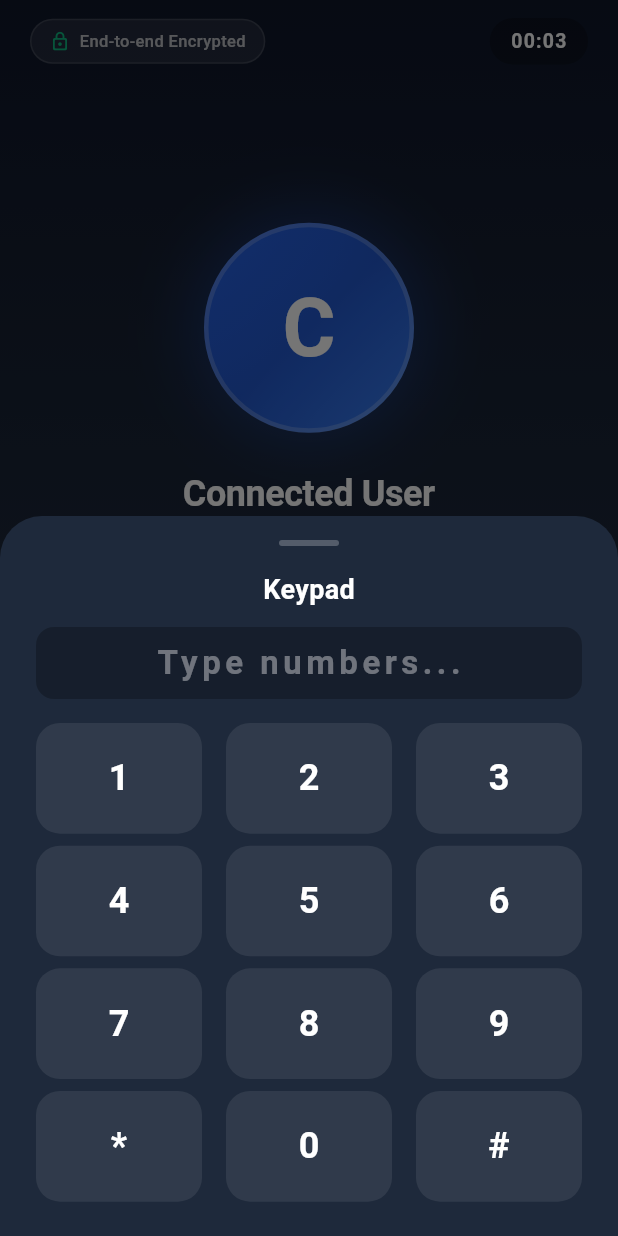
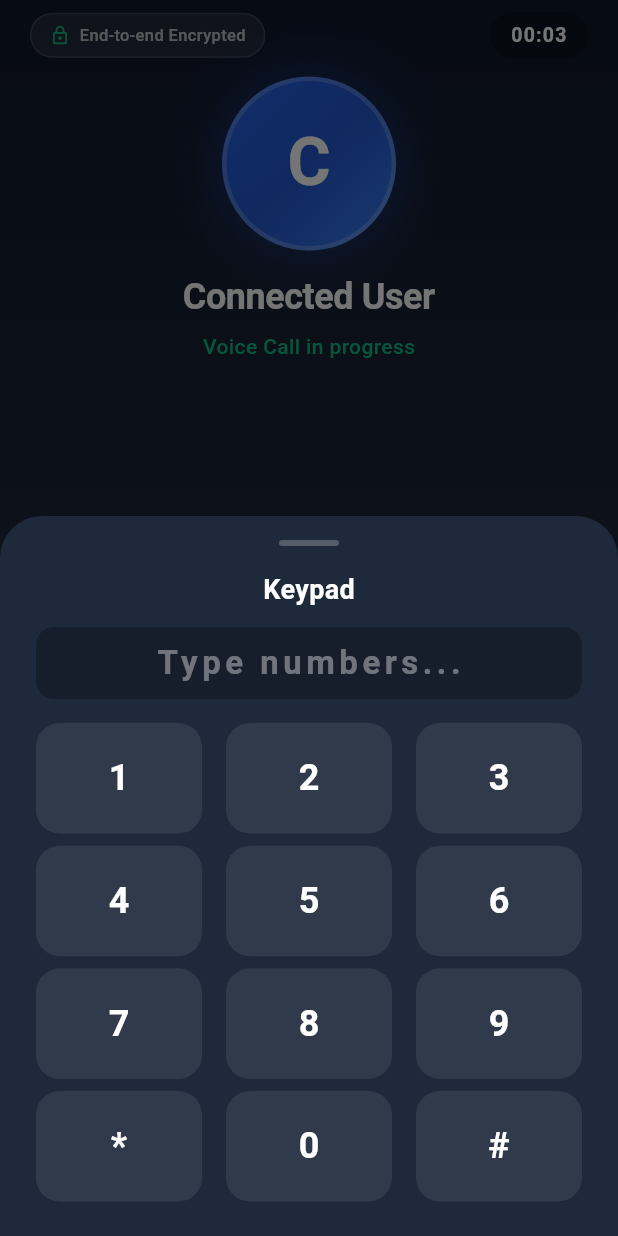
Before and after one commit to DeepakMewada20/connect-call, a Flutter app: the CustomAudioCallingView screen opened directly, after a tap on "Keypad", on a phone screen of 412 x 824 dp. Run offline on Flutter 3.47's test engine with Material 3 defaults, Android fonts, the phone set to English and light mode, and no system bars; our stand-ins replace cloud_firestore, cloud_functions, firebase_auth, firebase_core, get, google_sign_in and 3 more; missing offline and left inert: zego_uikit, zego_uikit_prebuilt_call, zego_uikit_signaling_plugin; accounts and stored records are empty.

Commit message:
feat: implement outgoing ringing UI, proactive permission handling, and robust navigation cleanup for audio calls

```diff
--- a/lib/screens/calling/custom_audio_calling_view.dart
+++ b/lib/screens/calling/custom_audio_calling_view.dart
@@ -1,9 +1,11 @@
 import 'dart:async';
 import 'package:flutter/material.dart';
 import 'package:get/get.dart';
+import 'package:permission_handler/permission_handler.dart';
 import 'package:zego_uikit/zego_uikit.dart';
 import 'package:zego_uikit_prebuilt_call/zego_uikit_prebuilt_call.dart';
 import '../../core/theme/app_theme.dart';
+import '../../routes/app_routes.dart';
 
 /// A custom, modular, voice-only calling overlay rendered on top of ZegoUIKitPrebuiltCall.
 ///
@@ -21,10 +23,16 @@ import '../../core/theme/app_theme.dart';
 /// - Circular Red Hang Up button (clean session termination)
 class CustomAudioCallingView extends StatefulWidget {
   final ZegoCallInvitationData? callData;
+  final bool isOutgoingRinging;
+  final ZegoCallingBuilderInfo? callingInfo;
+  final VoidCallback? onCancelCall;
 
   const CustomAudioCallingView({
     super.key,
     this.callData,
+    this.isOutgoingRinging = false,
+    this.callingInfo,
+    this.onCancelCall,
   });
 
   @override
@@ -48,8 +56,8 @@ class _CustomAudioCallingViewState extends State<CustomAudioCallingView>
   bool _isOnHold = false;
   String _enteredDigits = '';
 
-  // Remote participants listener
-  StreamSubscription<List<ZegoUIKitUser>>? _userLeaveSubscription;
+  // Single-execution guard to prevent duplicate hangup and over-popping
+  bool _isEnding = false;
 
   @override
   void initState() {
@@ -69,8 +77,8 @@ class _CustomAudioCallingViewState extends State<CustomAudioCallingView>
       CurvedAnimation(parent: _pulseController, curve: Curves.easeInOut),
     );
 
-    // 2. Start call duration counter
-    if (!Get.testMode) {
+    // 2. Start call duration counter only when call is connected
+    if (!Get.testMode && !widget.isOutgoingRinging) {
       _durationTimer = Timer.periodic(const Duration(seconds: 1), (timer) {
         if (mounted) {
           setState(() {
@@ -79,14 +87,10 @@ class _CustomAudioCallingViewState extends State<CustomAudioCallingView>
         }
       });
 
-      // 3. Listen for remote participants leaving the call
-      _userLeaveSubscription = ZegoUIKit().getUserLeaveStream().listen((users) {
-        if (mounted) {
-          final remainingRemoteUsers = ZegoUIKit().getRemoteUsers();
-          if (remainingRemoteUsers.isEmpty) {
-            // All remote participants have left the call
-            ZegoUIKitPrebuiltCallController().hangUp(context);
-          }
+      // Ensure microphone is granted and turned on
+      Permission.microphone.request().then((status) {
+        if (status.isGranted) {
+          ZegoUIKit().turnMicrophoneOn(true);
         }
       });
     }
@@ -96,7 +100,6 @@ class _CustomAudioCallingViewState extends State<CustomAudioCallingView>
   void dispose() {
     _durationTimer?.cancel();
     _recordTimer?.cancel();
-    _userLeaveSubscription?.cancel();
     _pulseController.dispose();
     super.dispose();
   }
@@ -359,9 +362,14 @@ class _CustomAudioCallingViewState extends State<CustomAudioCallingView>
 
   @override
   Widget build(BuildContext context) {
-    // Resolve remote user display name from invitation data or ZegoUIKit
+    // Resolve remote user display name from callingInfo, callData, or ZegoUIKit
     String remoteUserName = 'Connected User';
-    if (widget.callData?.invitees.isNotEmpty ?? false) {
+    if (widget.callingInfo?.invitees.isNotEmpty ?? false) {
+      remoteUserName = widget.callingInfo!.invitees.first.name.trim();
+      if (remoteUserName.isEmpty) {
+        remoteUserName = widget.callingInfo!.invitees.first.id;
+      }
+    } else if (widget.callData?.invitees.isNotEmpty ?? false) {
       remoteUserName = widget.callData!.invitees.first.name.trim();
       if (remoteUserName.isEmpty) {
         remoteUserName = widget.callData!.invitees.first.id;
@@ -399,40 +407,33 @@ class _CustomAudioCallingViewState extends State<CustomAudioCallingView>
                 physics: const ClampingScrollPhysics(),
                 child: ConstrainedBox(
                   constraints: BoxConstraints(minHeight: constraints.maxHeight),
-                  child: IntrinsicHeight(
                   child: Column(
+                    mainAxisAlignment: MainAxisAlignment.spaceBetween,
+                    children: [
+                      Column(
+                        mainAxisSize: MainAxisSize.min,
+                        children: [
+                          const SizedBox(height: 8),
+                          _buildTopHeader(),
+                          const SizedBox(height: 12),
+                          _buildCenterProfile(remoteUserName, initial),
+                          if (_isOnHold || _isRecording) ...[
+                            const SizedBox(height: 8),
+                            _buildStatusBanner(),
+                          ],
+                        ],
+                      ),
+                      Column(
+                        mainAxisSize: MainAxisSize.min,
                         children: [
                           const SizedBox(height: 12),
-
-                        // 1. Top Bar: Encryption indicator + live duration
-                        _buildTopHeader(),
-
-                        const Spacer(),
-
-                        // 2. Center Profile & Pulsing Sound Waves
-                        _buildCenterProfile(remoteUserName, initial),
-
-                        const Spacer(),
-
-                        // 3. Status Badges (Hold / Recording)
-                        if (_isOnHold || _isRecording) ...[
-                          const SizedBox(height: 12),
-                          _buildStatusBanner(),
-                        ],
-
+                          _buildModularActionGrid(),
+                          const SizedBox(height: 20),
+                          _buildHangUpSection(),
                           const SizedBox(height: 16),
-
-                        // 4. Modular Action Button Grid (2x3)
-                        _buildModularActionGrid(),
-
-                        const SizedBox(height: 28),
-
-                        // 5. Hang Up Button
-                        _buildHangUpSection(),
-
-                        const SizedBox(height: 20),
                         ],
                       ),
+                    ],
                   ),
                 ),
               );
@@ -480,7 +481,9 @@ class _CustomAudioCallingViewState extends State<CustomAudioCallingView>
               borderRadius: BorderRadius.circular(20),
             ),
             child: Text(
-              _formatDuration(_callDurationSeconds),
+              widget.isOutgoingRinging
+                  ? 'Calling...'
+                  : _formatDuration(_callDurationSeconds),
               style: const TextStyle(
                 color: Colors.white,
                 fontSize: 13,
@@ -503,15 +506,15 @@ class _CustomAudioCallingViewState extends State<CustomAudioCallingView>
         ScaleTransition(
           scale: _pulseAnimation,
           child: Container(
-            width: 140,
-            height: 140,
+            width: 116,
+            height: 116,
             decoration: BoxDecoration(
               shape: BoxShape.circle,
               boxShadow: [
                 BoxShadow(
                   color: AppTheme.primaryColor.withValues(alpha: 0.28),
-                  blurRadius: 36,
-                  spreadRadius: 8,
+                  blurRadius: 28,
+                  spreadRadius: 6,
                 ),
               ],
             ),
@@ -534,7 +537,7 @@ class _CustomAudioCallingViewState extends State<CustomAudioCallingView>
                   initial,
                   style: const TextStyle(
                     color: Colors.white,
-                    fontSize: 54,
+                    fontSize: 44,
                     fontWeight: FontWeight.bold,
                   ),
                 ),
@@ -542,7 +545,7 @@ class _CustomAudioCallingViewState extends State<CustomAudioCallingView>
             ),
           ),
         ),
-        const SizedBox(height: 24),
+        const SizedBox(height: 14),
         Text(
           name,
           style: const TextStyle(
@@ -554,9 +557,13 @@ class _CustomAudioCallingViewState extends State<CustomAudioCallingView>
         ),
         const SizedBox(height: 6),
         Text(
-          _isOnHold ? 'Call on hold' : 'Voice Call in progress',
+          widget.isOutgoingRinging
+              ? 'Ringing...'
+              : (_isOnHold ? 'Call on hold' : 'Voice Call in progress'),
           style: TextStyle(
-            color: _isOnHold ? Colors.amber.shade300 : const Color(0xFF10B981),
+            color: widget.isOutgoingRinging
+                ? Colors.amber.shade300
+                : (_isOnHold ? Colors.amber.shade300 : const Color(0xFF10B981)),
             fontSize: 14,
             fontWeight: FontWeight.w500,
           ),
@@ -628,7 +635,9 @@ class _CustomAudioCallingViewState extends State<CustomAudioCallingView>
 
   // Modular 2x3 Action Grid
   Widget _buildModularActionGrid() {
-    return Padding(
+    return Opacity(
+      opacity: widget.isOutgoingRinging ? 0.45 : 1.0,
+      child: Padding(
         padding: const EdgeInsets.symmetric(horizontal: 28),
         child: Column(
           children: [
@@ -636,8 +645,15 @@ class _CustomAudioCallingViewState extends State<CustomAudioCallingView>
             Row(
               mainAxisAlignment: MainAxisAlignment.spaceEvenly,
               children: [
-              // 1. Mute Button (Hardware linked)
-              _buildZegoActionButton(
+                // 1. Mute Button (Hardware linked when connected, dimmed when ringing)
+                widget.isOutgoingRinging
+                    ? _buildCustomActionButton(
+                        icon: Icons.mic_rounded,
+                        label: 'Mute',
+                        isActive: false,
+                        onTap: () => _notifyDisabledWhileRinging(),
+                      )
+                    : _buildZegoActionButton(
                         label: 'Mute',
                         child: ZegoToggleMicrophoneButton(
                           buttonSize: const Size(60, 60),
@@ -651,16 +667,25 @@ class _CustomAudioCallingViewState extends State<CustomAudioCallingView>
                   icon: Icons.dialpad_rounded,
                   label: 'Keypad',
                   isActive: false,
-                onTap: _openDialpad,
+                  onTap: widget.isOutgoingRinging
+                      ? () => _notifyDisabledWhileRinging()
+                      : _openDialpad,
                 ),
 
-              // 3. Speaker Output (Hardware linked)
-              _buildZegoActionButton(
+                // 3. Speaker Output (Hardware linked when connected, dimmed when ringing)
+                widget.isOutgoingRinging
+                    ? _buildCustomActionButton(
+                        icon: Icons.volume_up_rounded,
+                        label: 'Speaker',
+                        isActive: false,
+                        onTap: () => _notifyDisabledWhileRinging(),
+                      )
+                    : _buildZegoActionButton(
                         label: 'Speaker',
                         child: ZegoSwitchAudioOutputButton(
                           buttonSize: const Size(60, 60),
                           iconSize: const Size(28, 28),
-                  defaultUseSpeaker: false,
+                          defaultUseSpeaker: true,
                         ),
                       ),
               ],
@@ -678,7 +703,9 @@ class _CustomAudioCallingViewState extends State<CustomAudioCallingView>
                   label: _isRecording ? 'Stop Rec' : 'Record',
                   isActive: _isRecording,
                   activeColor: Colors.redAccent,
-                onTap: _toggleRecording,
+                  onTap: widget.isOutgoingRinging
+                      ? () => _notifyDisabledWhileRinging()
+                      : _toggleRecording,
                 ),
 
                 // 5. Add Call / Conference (Modal Hook)
@@ -686,7 +713,9 @@ class _CustomAudioCallingViewState extends State<CustomAudioCallingView>
                   icon: Icons.person_add_alt_1_rounded,
                   label: 'Add call',
                   isActive: false,
-                onTap: _openAddCallModal,
+                  onTap: widget.isOutgoingRinging
+                      ? () => _notifyDisabledWhileRinging()
+                      : _openAddCallModal,
                 ),
 
                 // 6. Hold Call Button
@@ -695,11 +724,23 @@ class _CustomAudioCallingViewState extends State<CustomAudioCallingView>
                   label: _isOnHold ? 'Unhold' : 'Hold',
                   isActive: _isOnHold,
                   activeColor: Colors.amber,
-                onTap: _toggleHold,
+                  onTap: widget.isOutgoingRinging
+                      ? () => _notifyDisabledWhileRinging()
+                      : _toggleHold,
                 ),
               ],
             ),
           ],
+        ),
+      ),
+    );
+  }
+
+  void _notifyDisabledWhileRinging() {
+    ScaffoldMessenger.of(context).showSnackBar(
+      const SnackBar(
+        content: Text('Features available once call is connected'),
+        duration: Duration(milliseconds: 1200),
       ),
     );
   }
@@ -791,21 +832,37 @@ class _CustomAudioCallingViewState extends State<CustomAudioCallingView>
   }
 
   // Smart hang up handling:
-  // - 1-to-1 call: terminates session for both sides
-  // - Conference call: leaves room and allows others to stay
+  // - Outgoing Ringing: cancels the outgoing call invitation
+  // - 1-to-1 call: terminates session for both sides cleanly without over-popping
   void _handleHangUp(BuildContext context) {
+    if (_isEnding) return;
+    _isEnding = true;
+
+    if (widget.isOutgoingRinging) {
+      if (widget.onCancelCall != null) {
+        widget.onCancelCall!();
+      }
+      if (mounted) {
+        Navigator.of(context).maybePop();
+      }
+      return;
+    }
+
     if (Get.testMode) {
       Navigator.of(context).maybePop();
       return;
     }
-    final remoteUsers = ZegoUIKit().getRemoteUsers();
-    if (remoteUsers.length <= 1) {
-      // 1-to-1 call: End call for both sides
-      ZegoUIKitPrebuiltCallController().hangUp(context);
+    try {
+      ZegoUIKitPrebuiltCallController().hangUp(context, showConfirmation: false);
+    } catch (e) {
+      debugPrint('hangUp controller error: $e');
+      if (mounted) {
+        if (Navigator.of(context).canPop()) {
+          Navigator.of(context).pop();
         } else {
-      // Conference call: Only leave the room so others can stay
-      ZegoUIKit().leaveRoom();
-      Navigator.of(context).maybePop();
+          Get.offAllNamed(AppRoutes.home);
+        }
+      }
     }
   }
 
```
Also changed, not shown: lib/services/zego_call_service.dart (+63 -15 lines), 1 other file. Lines whose indentation alone changed are shown as unchanged.
